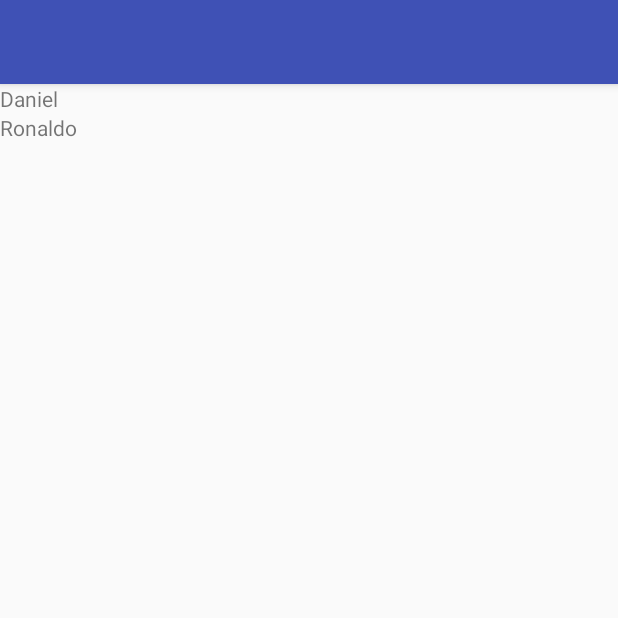
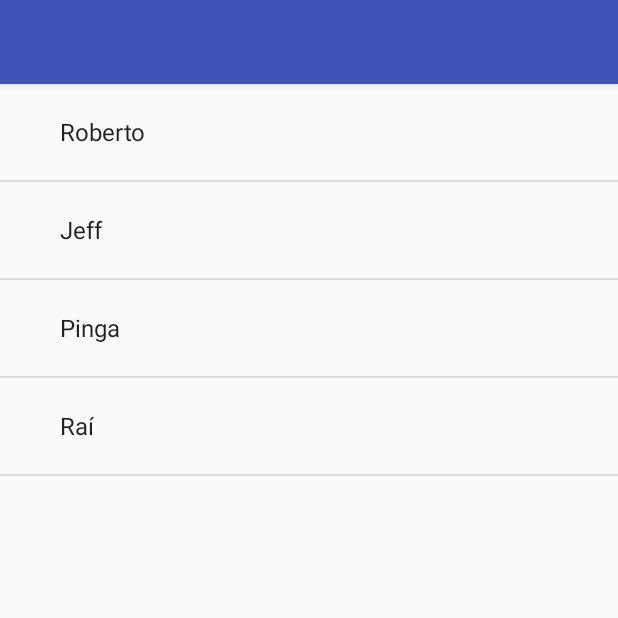
Before and after one commit to roberto-almeida19/Android, an Android app: the screen it shows after launch (ListaAlunoActivity), on a phone screen of 412 x 824 dp, the top half of it. Run offline under Robolectric (Android 15) with nearby library versions, the phone set to English and light mode, and no system bars.

Commit message:
Part One - Finished!

```diff
--- a/app/src/main/java/com/example/rober/agenda/ListaAlunoActivity.java
+++ b/app/src/main/java/com/example/rober/agenda/ListaAlunoActivity.java
@@ -2,6 +2,8 @@ package com.example.rober.agenda;
 
 import android.support.v7.app.AppCompatActivity;
 import android.os.Bundle;
+import android.widget.ArrayAdapter;
+import android.widget.ListView;
 
 public class ListaAlunoActivity extends AppCompatActivity {
 
@@ -9,5 +11,13 @@ public class ListaAlunoActivity extends AppCompatActivity {
     protected void onCreate(Bundle savedInstanceState) {
         super.onCreate(savedInstanceState);
         setContentView(R.layout.activity_lista_aluno);
+
+        String[] agenda = {"Roberto", "Jeff", "Pinga","Raí "};
+        ListView listaAgenda = (ListView) findViewById(R.id.lista_alunos);
+        ArrayAdapter<String> adapter = new ArrayAdapter<String>(this, android.R.layout.simple_expandable_list_item_1, agenda);
+        listaAgenda.setAdapter(adapter);
+
+
     }
+
 }
--- a/app/src/main/res/layout/activity_lista_aluno.xml
+++ b/app/src/main/res/layout/activity_lista_aluno.xml
@@ -5,13 +5,8 @@
     android:layout_height="match_parent"
     android:orientation="vertical" >
 
-
-    <TextView android:text="Daniel"
-        android:layout_width="wrap_content"
-        android:layout_height="wrap_content" />
-
-    <TextView android:text="Ronaldo"
-        android:layout_width="wrap_content"
-        android:layout_height="wrap_content" />
-
+<ListView
+    android:layout_width="match_parent"
+    android:layout_height="match_parent"
+    android:id="@+id/lista_alunos"></ListView>
 </LinearLayout>
```
